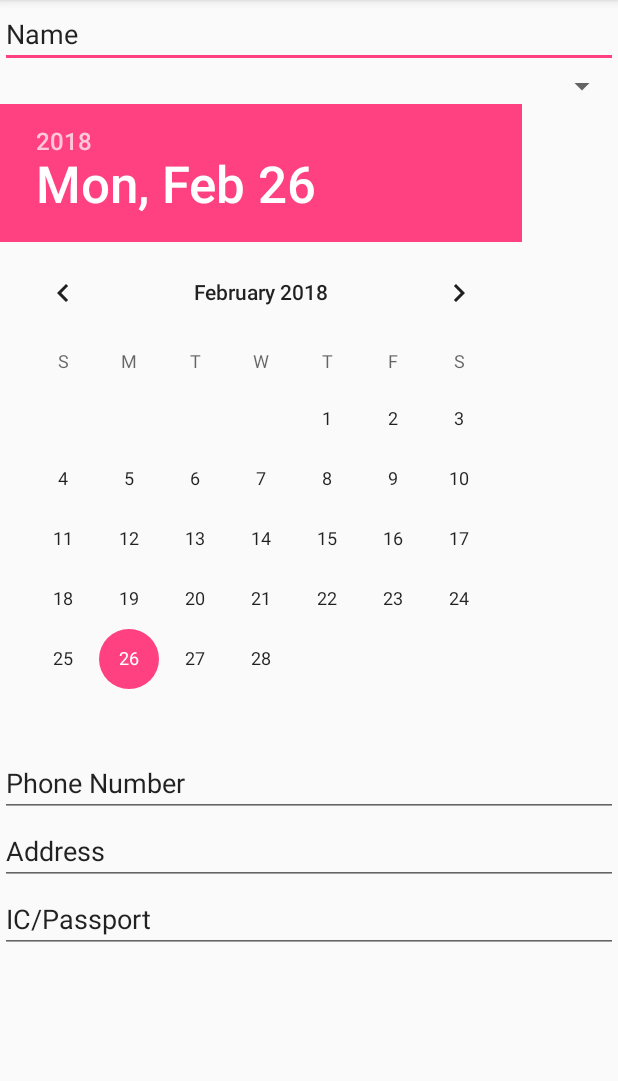
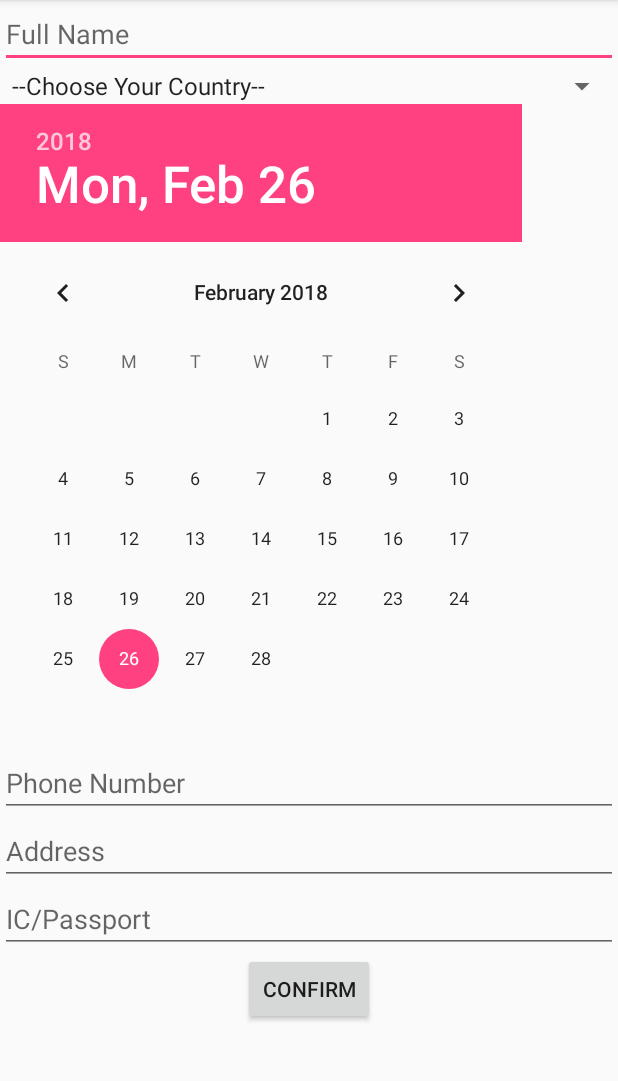
Before and after one commit to kangwennlee/CurrexEZ, an Android app: the UserProfile screen opened directly, with no data from a screen before it, on a phone screen of 412 x 824 dp, the part 84-1165 px from its top. Run offline under Robolectric (Android 15) with nearby library versions, the phone set to English and light mode, and no system bars; our stand-ins replace Firebase (no records; nobody signed in at launch, a user with empty details on screens opened directly); network calls fail.

Commit message:
Adds the user profile function

```diff
--- a/app/build.gradle
+++ b/app/build.gradle
@@ -16,6 +16,7 @@ android {
             proguardFiles getDefaultProguardFile('proguard-android.txt'), 'proguard-rules.pro'
         }
     }
+    buildToolsVersion '26.0.2'
 }
 
 repositories {
@@ -25,7 +26,7 @@ repositories {
 }
 
 dependencies {
-    implementation fileTree(dir: 'libs', include: ['*.jar'])
+    implementation fileTree(include: ['*.jar'], dir: 'libs')
     implementation 'com.android.support:appcompat-v7:26.1.0'
     implementation 'com.android.support:support-v4:26.1.0'
     implementation 'com.android.support:design:26.1.0'
--- a/app/src/main/java/com/example/kangwenn/currexez/UserProfile.java
+++ b/app/src/main/java/com/example/kangwenn/currexez/UserProfile.java
@@ -1,13 +1,114 @@
 package com.example.kangwenn.currexez;
 
+import android.app.ProgressDialog;
+import android.os.Bundle;
 import android.support.v7.app.AppCompatActivity;
-import android.os.Bundle;
+import android.view.View;
+import android.widget.ArrayAdapter;
+import android.widget.Button;
+import android.widget.DatePicker;
+import android.widget.EditText;
+import android.widget.Spinner;
+import android.widget.Toast;
 
-public class UserProfile extends AppCompatActivity {
+import com.example.kangwenn.currexez.Entity.User;
+import com.google.firebase.auth.FirebaseAuth;
+import com.google.firebase.auth.FirebaseUser;
+import com.google.firebase.database.DatabaseError;
+import com.google.firebase.database.DatabaseReference;
+import com.google.firebase.database.FirebaseDatabase;
+
+public class UserProfile extends AppCompatActivity implements View.OnClickListener {
+
+    //component view var
+    private EditText etName,etPhoneNum,etAddress,etPassport;
+    private Spinner spNation;
+    private String spValue;
+    private DatePicker dpUserBirthday;
+    private int day,month,year;
+    private Button btnConfirm;
+    private ProgressDialog progressDialog;
+
+    // Firebase var
+    private FirebaseAuth firebaseAuth;
+    private DatabaseReference databaseUser;
+    private FirebaseUser currentFirebaseUser;
+
 
     @Override
     protected void onCreate(Bundle savedInstanceState) {
         super.onCreate(savedInstanceState);
         setContentView(R.layout.activity_user_profile);
+
+        //set the firebase var
+        firebaseAuth = FirebaseAuth.getInstance();
+        databaseUser = FirebaseDatabase.getInstance().getReference("User");
+        currentFirebaseUser = FirebaseAuth.getInstance().getCurrentUser();
+
+        //find the EditText view component
+        etName = findViewById(R.id.etName);
+        etPhoneNum = findViewById(R.id.etPhoneNum);
+        etAddress = findViewById(R.id.etAddress);
+        etPassport = findViewById(R.id.etPassport);
+
+        //set the spinner text value
+        spNation = findViewById(R.id.spinnerNation);
+        ArrayAdapter<CharSequence> adapter = ArrayAdapter.createFromResource(
+                this,R.array.national,android.R.layout.simple_spinner_item);
+        adapter.setDropDownViewResource(android.R.layout.simple_spinner_dropdown_item);
+        spNation.setAdapter(adapter);
+
+        //find and set the DatePicker view component
+        dpUserBirthday = findViewById(R.id.dpUserBirthday);
+        day = dpUserBirthday.getDayOfMonth();
+        month = dpUserBirthday.getMonth();
+        year = dpUserBirthday.getYear();
+
+        //find the Button view component
+        btnConfirm =  findViewById(R.id.btnConfirm);
+        btnConfirm.setOnClickListener(this);
+
+        progressDialog = new ProgressDialog(UserProfile.this);
+    }
+
+
+    public void uploadInformation(){
+        String name = etName.getText().toString();
+        String phoneNum = etPhoneNum.getText().toString();
+        String address = etAddress.getText().toString();
+        String passport = etPassport.getText().toString();
+        spValue = spNation.getSelectedItem().toString();
+        String brithday = checkDigit(day)+"/"+checkDigit(month)+"/"+year;
+
+        //get the user UID
+        String id = currentFirebaseUser.getUid();
+
+        progressDialog.setMessage("Uploading...");
+        progressDialog.show();
+
+        User user = new User(id, name, spValue, brithday, phoneNum, address, passport);
+        databaseUser.child(id).setValue(user, new DatabaseReference.CompletionListener() {
+            @Override
+            public void onComplete(DatabaseError databaseError, DatabaseReference databaseReference) {
+                if (databaseError == null){
+                    progressDialog.dismiss();
+                }else{
+                    Toast.makeText(UserProfile.this,databaseError.toString(),Toast.LENGTH_SHORT).show();
+                }
+            }
+        });
+
+
+    }
+
+    @Override
+    public void onClick(View view) {
+        uploadInformation();
+    }
+
+    //add "0" infront of month and day int
+    public String checkDigit(int number) {
+        return number<=9 ? "0"+number:
+                String.valueOf(number);
     }
 }
--- a/app/src/main/res/layout/activity_user_profile.xml
+++ b/app/src/main/res/layout/activity_user_profile.xml
@@ -8,49 +8,66 @@
     tools:context="com.example.kangwenn.currexez.UserProfile">
     <LinearLayout
         android:layout_width="match_parent"
-        android:layout_height="match_parent"
+        android:layout_height="wrap_content"
         android:orientation="vertical">
+
         <EditText
-            android:id="@+id/editTextName"
+            android:id="@+id/etName"
             android:layout_width="match_parent"
             android:layout_height="wrap_content"
             android:ems="10"
             android:inputType="textPersonName"
-            android:text="Name" />
+
+            android:hint="@string/nameHint"/>
 
         <Spinner
             android:id="@+id/spinnerNation"
             android:layout_width="match_parent"
-            android:layout_height="wrap_content" />
+            android:layout_height="wrap_content"
+            android:dropDownWidth="match_parent"
+            android:spinnerMode="dialog"
+            />
 
         <DatePicker
-            android:id="@+id/datePicker2"
+            android:id="@+id/dpUserBirthday"
             android:layout_width="match_parent"
             android:layout_height="wrap_content" />
 
         <EditText
-            android:id="@+id/editText4"
+            android:id="@+id/etPhoneNum"
             android:layout_width="match_parent"
             android:layout_height="wrap_content"
             android:ems="10"
             android:inputType="phone"
-            android:text="Phone Number" />
+
+            android:hint="@string/PhoneNumberHint"/>
 
         <EditText
-            android:id="@+id/editText5"
+            android:id="@+id/etAddress"
             android:layout_width="match_parent"
             android:layout_height="wrap_content"
             android:ems="10"
             android:inputType="textPersonName"
-            android:text="Address" />
+
+            android:hint="@string/addressHint"/>
 
         <EditText
-            android:id="@+id/editText6"
+            android:id="@+id/etPassport"
             android:layout_width="match_parent"
             android:layout_height="wrap_content"
             android:ems="10"
             android:inputType="textPersonName"
-            android:text="IC/Passport" />
+
+            android:hint="@string/passportHint"/>
+
+
+        <Button
+            android:id="@+id/btnConfirm"
+            android:layout_width="wrap_content"
+            android:layout_height="wrap_content"
+            android:layout_gravity="center_horizontal"
+            android:text="@string/btnConfirmUser"/>
 
     </LinearLayout>
+
 </ScrollView>
--- a/app/src/main/res/layout/fragment_homepage.xml
+++ b/app/src/main/res/layout/fragment_homepage.xml
@@ -1,3 +1,4 @@
+
 <RelativeLayout xmlns:android="http://schemas.android.com/apk/res/android"
     xmlns:tools="http://schemas.android.com/tools"
     android:layout_width="match_parent"
--- a/app/src/main/res/values/strings.xml
+++ b/app/src/main/res/values/strings.xml
@@ -56,4 +56,51 @@
     <string name="THB">Thai baht</string>
     <string name="ZAR">South African rand</string>
 
+
+    <!-- For User Profile -->
+    <string name="nameHint">Full Name</string>
+    <string name="PhoneNumberHint">Phone Number</string>
+    <string name="addressHint">Address</string>
+    <string name="passportHint">IC/Passport</string>
+    <string name="btnConfirmUser">Confirm</string>
+
+    <!--String Array -->
+    <string-array name="national">
+        <item>--Choose Your Country--</item>
+        <item>Malaysia</item>
+        <item>Austria</item>
+        <item>Argentina</item>
+        <item>Bangladesh</item>
+        <item>Brazil</item>
+        <item>Brunei</item>
+        <item>Canada</item>
+        <item>China</item>
+        <item>Colombia</item>
+        <item>Denmark</item>
+        <item>France</item>
+        <item>Germany</item>
+        <item>Hong Kong</item>
+        <item>Hungary</item>
+        <item>India</item>
+        <item>Indonesia</item>
+        <item>Italy</item>
+        <item>Japan</item>
+        <item>Korea</item>
+        <item>Mexico</item>
+        <item>New Zealand</item>
+        <item>North Korea</item>
+        <item>Philippines</item>
+        <item>Poland</item>
+        <item>Portugal</item>
+        <item>Russia</item>
+        <item>Singapore</item>
+        <item>South Africa</item>
+        <item>Swaziland</item>
+        <item>Taiwan</item>
+        <item>Turkey</item>
+        <item>Thailand</item>
+        <item>United Kingdom</item>
+        <item>United State</item>
+        <item>Vietnam</item>
+    </string-array>
 </resources>
--- a/gradle.properties
+++ b/gradle.properties
@@ -10,7 +10,6 @@
 # Specifies the JVM arguments used for the daemon process.
 # The setting is particularly useful for tweaking memory settings.
 org.gradle.jvmargs=-Xmx1536m
-
 # When configured, Gradle will run in incubating parallel mode.
 # This option should only be used with decoupled projects. More details, visit
 # http://www.gradle.org/docs/current/userguide/multi_project_builds.html#sec:decoupled_projects
```
Also changed, not shown: app/src/main/java/com/example/kangwenn/currexez/Entity/User.java (added, +81 -0 lines).
